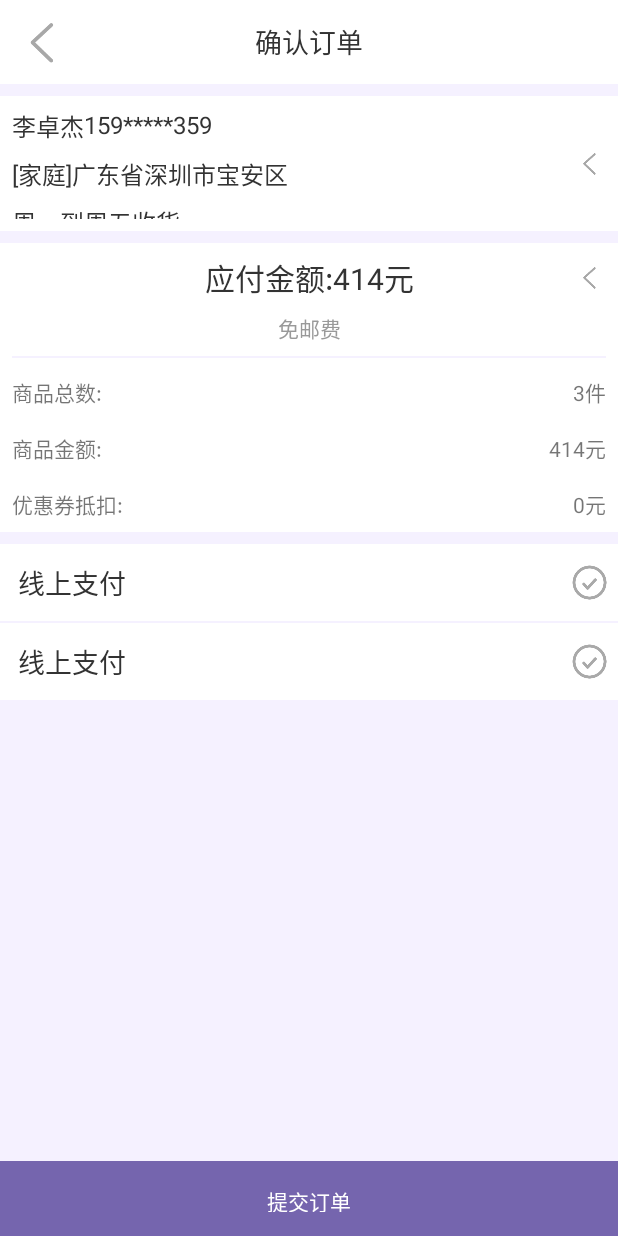
After one commit to gorrywang/Yougo, an Android app: the PayActivity screen opened directly, with no data from a screen before it, on a phone screen of 412 x 824 dp. The commit adds this screen. Run offline under Robolectric (Android 15) with nearby library versions, the phone set to English and light mode, and no system bars.

Commit message:
支付完成

```diff
--- a/app/src/main/AndroidManifest.xml
+++ b/app/src/main/AndroidManifest.xml
@@ -23,7 +23,8 @@
         <activity android:name=".activity.SplashActivity" />
         <activity android:name=".activity.MoneyActivity" />
         <activity android:name=".activity.SearchActivity" />
-        <activity android:name=".activity.CarActivity"></activity>
+        <activity android:name=".activity.CarActivity" />
+        <activity android:name=".activity.PayActivity"></activity>
     </application>
 
 </manifest>
--- a/app/src/main/java/xyz/abug/www/yougo/activity/CarActivity.java
+++ b/app/src/main/java/xyz/abug/www/yougo/activity/CarActivity.java
@@ -1,14 +1,17 @@
 package xyz.abug.www.yougo.activity;
 
+import android.content.Intent;
+import android.os.Bundle;
 import android.support.v7.app.AppCompatActivity;
-import android.os.Bundle;
 import android.view.View;
 import android.widget.ImageView;
+import android.widget.TextView;
 
 import xyz.abug.www.yougo.R;
 
 public class CarActivity extends AppCompatActivity implements View.OnClickListener {
     private ImageView mImgBack;
+    private TextView mTextPay;
 
     @Override
     protected void onCreate(Bundle savedInstanceState) {
@@ -22,7 +25,9 @@ public class CarActivity extends AppCompatActivity implements View.OnClickListen
      */
     private void initView() {
         mImgBack = (ImageView) findViewById(R.id.ac_shop_img_back);
+        mTextPay = (TextView) findViewById(R.id.ac_car_text_pay);
         mImgBack.setOnClickListener(this);
+        mTextPay.setOnClickListener(this);
     }
 
     @Override
@@ -32,6 +37,11 @@ public class CarActivity extends AppCompatActivity implements View.OnClickListen
                 //返回
                 finish();
                 break;
+            case R.id.ac_car_text_pay:
+                //支付
+                Intent intent = new Intent(CarActivity.this, PayActivity.class);
+                startActivity(intent);
+                break;
         }
     }
 }
--- a/app/src/main/java/xyz/abug/www/yougo/activity/MoneyActivity.java
+++ b/app/src/main/java/xyz/abug/www/yougo/activity/MoneyActivity.java
@@ -1,5 +1,6 @@
 package xyz.abug.www.yougo.activity;
 
+import android.content.Intent;
 import android.os.Bundle;
 import android.support.v7.app.AppCompatActivity;
 import android.support.v7.widget.LinearLayoutManager;
@@ -8,6 +9,7 @@ import android.view.LayoutInflater;
 import android.view.View;
 import android.view.ViewGroup;
 import android.widget.ImageView;
+import android.widget.TextView;
 
 import xyz.abug.www.yougo.R;
 
@@ -16,6 +18,7 @@ public class MoneyActivity extends AppCompatActivity {
     private RecyclerView mRecycler;
     private ImageView mImgBack;
     private Integer[] mList = new Integer[]{1, 1, 1, 1, 1, 1, 1, 1};
+    private TextView mTextPay;
 
     @Override
     protected void onCreate(Bundle savedInstanceState) {
@@ -45,8 +48,16 @@ public class MoneyActivity extends AppCompatActivity {
      * 初始化id
      */
     private void initView() {
+        mTextPay = (TextView) findViewById(R.id.ac_money_text_pay);
         mRecycler = (RecyclerView) findViewById(R.id.ac_money_recycler);
         mImgBack = (ImageView) findViewById(R.id.ac_money_img_back);
+        mTextPay.setOnClickListener(new View.OnClickListener() {
+            @Override
+            public void onClick(View view) {
+                Intent intent = new Intent(MoneyActivity.this, CarActivity.class);
+                startActivity(intent);
+            }
+        });
         mImgBack.setOnClickListener(new View.OnClickListener() {
             @Override
             public void onClick(View view) {
--- /dev/null
+++ b/app/src/main/java/xyz/abug/www/yougo/activity/PayActivity.java
@@ -0,0 +1,37 @@
+package xyz.abug.www.yougo.activity;
+
+import android.content.Intent;
+import android.os.Bundle;
+import android.support.v7.app.AppCompatActivity;
+import android.view.View;
+import android.widget.TextView;
+import android.widget.Toast;
+
+import xyz.abug.www.yougo.R;
+
+public class PayActivity extends AppCompatActivity {
+
+    private TextView mTextPay;
+
+    @Override
+    protected void onCreate(Bundle savedInstanceState) {
+        super.onCreate(savedInstanceState);
+        setContentView(R.layout.activity_pay);
+        initView();
+    }
+
+    /**
+     * 绑定
+     */
+    private void initView() {
+        mTextPay = (TextView) findViewById(R.id.ac_pay_text_pay);
+        mTextPay.setOnClickListener(new View.OnClickListener() {
+            @Override
+            public void onClick(View view) {
+                Toast.makeText(PayActivity.this, "支付成功", Toast.LENGTH_SHORT).show();
+                Intent intent = new Intent(PayActivity.this, MainActivity.class);
+                startActivity(intent);
+            }
+        });
+    }
+}
--- a/app/src/main/res/layout/activity_car.xml
+++ b/app/src/main/res/layout/activity_car.xml
@@ -59,7 +59,7 @@
 
     <LinearLayout
         android:layout_width="match_parent"
-        android:layout_height="55dp"
+        android:layout_height="50dp"
         android:gravity="center_vertical"
         android:orientation="horizontal">
 
@@ -87,6 +87,7 @@
             android:textSize="@dimen/wz_24" />
 
         <TextView
+            android:id="@+id/ac_car_text_pay"
             android:layout_width="140dp"
             android:layout_height="match_parent"
             android:background="@color/main"
--- a/app/src/main/res/layout/activity_money.xml
+++ b/app/src/main/res/layout/activity_money.xml
@@ -560,6 +560,7 @@
             android:textSize="@dimen/wz_22" />
 
         <TextView
+            android:id="@+id/ac_money_text_pay"
             android:layout_width="0dp"
             android:layout_height="match_parent"
             android:layout_weight="2"
--- /dev/null
+++ b/app/src/main/res/layout/activity_pay.xml
@@ -0,0 +1,296 @@
+<?xml version="1.0" encoding="utf-8"?>
+<LinearLayout xmlns:android="http://schemas.android.com/apk/res/android"
+    xmlns:tools="http://schemas.android.com/tools"
+    android:layout_width="match_parent"
+    android:layout_height="wrap_content"
+    android:background="#f5f1ff"
+    android:orientation="vertical"
+    tools:context="xyz.abug.www.yougo.activity.PayActivity">
+
+    <RelativeLayout
+        android:layout_width="match_parent"
+        android:layout_height="?attr/actionBarSize"
+        android:background="@color/colorPrimary"
+        android:paddingLeft="@dimen/main_padding"
+        android:paddingRight="@dimen/main_padding">
+
+
+        <ImageView
+            android:id="@+id/frag_sh_img_back"
+            android:layout_width="40dp"
+            android:layout_height="40dp"
+            android:layout_alignParentLeft="true"
+            android:layout_centerVertical="true"
+            android:src="@drawable/back" />
+
+        <TextView
+            android:layout_width="match_parent"
+            android:layout_height="match_parent"
+            android:gravity="center"
+            android:text="确认订单"
+            android:textColor="@color/important_title"
+            android:textSize="@dimen/wz_24" />
+
+    </RelativeLayout>
+
+
+    <View
+        android:layout_width="match_parent"
+        android:layout_height="8dp"
+        android:background="#f5f1ff" />
+
+
+    <LinearLayout
+        android:layout_width="match_parent"
+        android:layout_height="90dp"
+        android:orientation="horizontal">
+
+        <RelativeLayout
+            android:layout_width="0dp"
+            android:layout_height="90dp"
+            android:layout_weight="1"
+            android:background="#ffffff"
+            android:gravity="center_vertical"
+            android:padding="8dp">
+
+            <TextView
+                android:id="@+id/ac_pay_txt_name"
+                android:layout_width="wrap_content"
+                android:layout_height="wrap_content"
+                android:text="李卓杰"
+                android:textColor="@color/important_title"
+                android:textSize="@dimen/wz_22" />
+
+            <TextView
+                android:layout_width="wrap_content"
+                android:layout_height="wrap_content"
+                android:layout_toRightOf="@+id/ac_pay_txt_name"
+                android:text="159*****359"
+                android:textColor="@color/important_title"
+                android:textSize="@dimen/wz_22" />
+
+            <TextView
+                android:id="@+id/ac_pay_txt_ads"
+                android:layout_width="wrap_content"
+                android:layout_height="wrap_content"
+                android:layout_below="@+id/ac_pay_txt_name"
+                android:layout_marginTop="8dp"
+                android:text="[家庭]广东省深圳市宝安区"
+                android:textColor="@color/important_title"
+                android:textSize="@dimen/wz_22" />
+
+            <TextView
+                android:id="@+id/ac_pay_txt_time"
+                android:layout_width="wrap_content"
+                android:layout_height="wrap_content"
+                android:layout_below="@+id/ac_pay_txt_ads"
+                android:layout_marginTop="8dp"
+                android:text="周一到周五收货"
+                android:textColor="@color/important_title"
+                android:textSize="@dimen/wz_22" />
+        </RelativeLayout>
+
+        <LinearLayout
+            android:layout_width="wrap_content"
+            android:layout_height="match_parent"
+            android:background="#ffffff"
+            android:gravity="center">
+
+            <ImageView
+                android:layout_width="30dp"
+                android:layout_height="30dp"
+                android:paddingRight="8dp"
+                android:src="@drawable/back" />
+        </LinearLayout>
+    </LinearLayout>
+
+
+    <View
+        android:layout_width="match_parent"
+        android:layout_height="8dp"
+        android:background="#f5f1ff" />
+
+    <LinearLayout
+        android:layout_width="match_parent"
+        android:layout_height="wrap_content"
+        android:background="#ffffff"
+        android:orientation="vertical">
+
+        <RelativeLayout
+            android:layout_width="match_parent"
+            android:layout_height="wrap_content"
+            android:orientation="horizontal">
+
+            <TextView
+                android:layout_width="match_parent"
+                android:layout_height="wrap_content"
+                android:gravity="center"
+                android:padding="8dp"
+                android:text="应付金额:414元"
+                android:textColor="@color/important_title"
+                android:textSize="20dp" />
+
+            <ImageView
+                android:layout_width="30dp"
+                android:layout_height="30dp"
+                android:layout_alignParentRight="true"
+                android:layout_centerInParent="true"
+                android:paddingRight="8dp"
+                android:src="@drawable/back" />
+        </RelativeLayout>
+
+        <TextView
+            android:layout_width="match_parent"
+            android:layout_height="wrap_content"
+            android:gravity="center"
+            android:text="免邮费"
+            android:textColor="@color/tip_font"
+            android:textSize="14dp" />
+
+        <View
+            android:layout_width="match_parent"
+            android:layout_height="1dp"
+            android:layout_marginBottom="4dp"
+            android:layout_marginLeft="8dp"
+            android:layout_marginRight="8dp"
+            android:layout_marginTop="8dp"
+            android:background="#f5f1ff" />
+
+        <LinearLayout
+            android:layout_width="match_parent"
+            android:layout_height="wrap_content"
+            android:orientation="horizontal">
+
+            <TextView
+                android:layout_width="0dp"
+                android:layout_height="wrap_content"
+                android:layout_weight="1"
+                android:padding="8dp"
+                android:text="商品总数:" />
+
+            <TextView
+                android:layout_width="wrap_content"
+                android:layout_height="wrap_content"
+                android:padding="8dp"
+                android:text="3件" />
+
+        </LinearLayout>
+
+        <LinearLayout
+            android:layout_width="match_parent"
+            android:layout_height="wrap_content"
+            android:orientation="horizontal">
+
+            <TextView
+                android:layout_width="0dp"
+                android:layout_height="wrap_content"
+                android:layout_weight="1"
+                android:padding="8dp"
+                android:text="商品金额:" />
+
+            <TextView
+                android:layout_width="wrap_content"
+                android:layout_height="wrap_content"
+                android:padding="8dp"
+                android:text="414元" />
+
+        </LinearLayout>
+
+        <LinearLayout
+            android:layout_width="match_parent"
+            android:layout_height="wrap_content"
+            android:orientation="horizontal">
+
+            <TextView
+                android:layout_width="0dp"
+                android:layout_height="wrap_content"
+                android:layout_weight="1"
+                android:padding="8dp"
+                android:text="优惠券抵扣:" />
+
+            <TextView
+                android:layout_width="wrap_content"
+                android:layout_height="wrap_content"
+                android:padding="8dp"
+                android:text="0元" />
+
+        </LinearLayout>
+
+
+    </LinearLayout>
+
+    <View
+        android:layout_width="match_parent"
+        android:layout_height="8dp"
+        android:background="#f5f1ff" />
+
+    <LinearLayout
+        android:layout_width="match_parent"
+        android:layout_height="wrap_content"
+        android:background="#ffffff"
+        android:gravity="center_vertical"
+        android:orientation="horizontal"
+        android:padding="4dp">
+
+        <TextView
+            android:layout_width="0dp"
+            android:layout_height="wrap_content"
+            android:layout_weight="1"
+            android:padding="8dp"
+            android:text="线上支付"
+            android:textColor="@color/important_title"
+            android:textSize="@dimen/wz_24" />
+
+        <ImageView
+            android:layout_width="30dp"
+            android:layout_height="30dp"
+            android:src="@drawable/success" />
+    </LinearLayout>
+
+    <View
+        android:layout_width="match_parent"
+        android:layout_height="1dp"
+        android:layout_marginLeft="8dp"
+        android:layout_marginRight="8dp"
+        android:background="#f5f1ff" />
+
+    <LinearLayout
+        android:layout_width="match_parent"
+        android:layout_height="wrap_content"
+        android:background="#ffffff"
+        android:gravity="center_vertical"
+        android:orientation="horizontal"
+        android:padding="4dp">
+
+        <TextView
+            android:layout_width="0dp"
+            android:layout_height="wrap_content"
+            android:layout_weight="1"
+            android:padding="8dp"
+            android:text="线上支付"
+            android:textColor="@color/important_title"
+            android:textSize="@dimen/wz_24" />
+
+        <ImageView
+            android:layout_width="30dp"
+            android:layout_height="30dp"
+            android:src="@drawable/success" />
+    </LinearLayout>
+
+    <View
+        android:layout_width="match_parent"
+        android:layout_height="0dp"
+        android:layout_weight="1" />
+
+    <TextView
+        android:id="@+id/ac_pay_text_pay"
+        android:layout_width="match_parent"
+        android:layout_height="50dp"
+        android:background="@color/main"
+        android:gravity="center"
+        android:padding="16dp"
+        android:text="提交订单"
+        android:textColor="#ffffff" />
+
+
+</LinearLayout>
```
